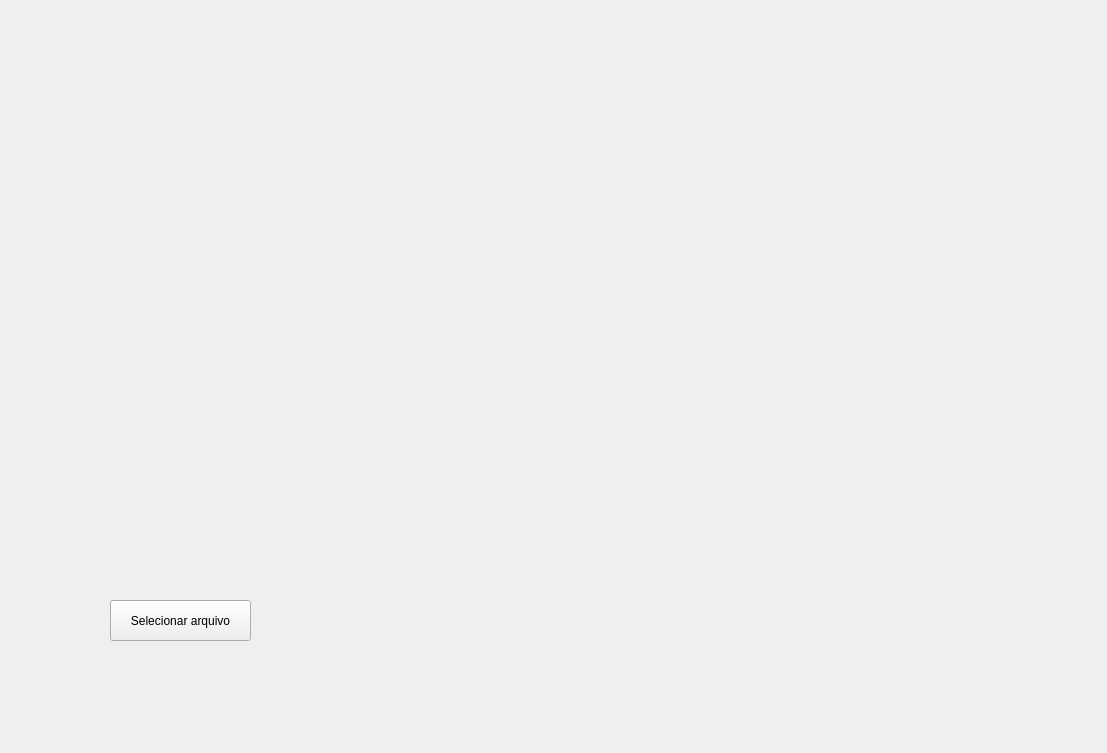
First picture: the form in front.ui, repository RoBruns/manipulador_planilha, before the edit.
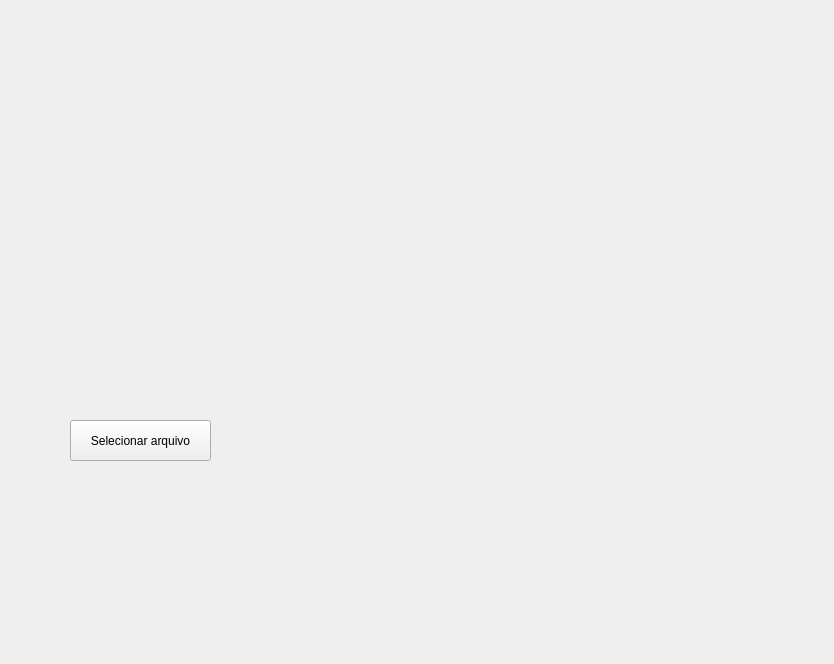
Second picture: the form after the edit. Icons and pictures are not drawn.

What changed in the file:
```diff
--- a/front.ui
+++ b/front.ui
@@ -6,8 +6,8 @@
    <rect>
     <x>0</x>
     <y>0</y>
-    <width>1107</width>
-    <height>753</height>
+    <width>834</width>
+    <height>664</height>
    </rect>
   </property>
   <property name="windowTitle">
@@ -16,8 +16,8 @@
   <widget class="QPushButton" name="openFileButton">
    <property name="geometry">
     <rect>
-     <x>110</x>
-     <y>600</y>
+     <x>70</x>
+     <y>420</y>
      <width>141</width>
      <height>41</height>
     </rect>
```
Left out of the diff: 23 changed lines with no effect on the pictures.
